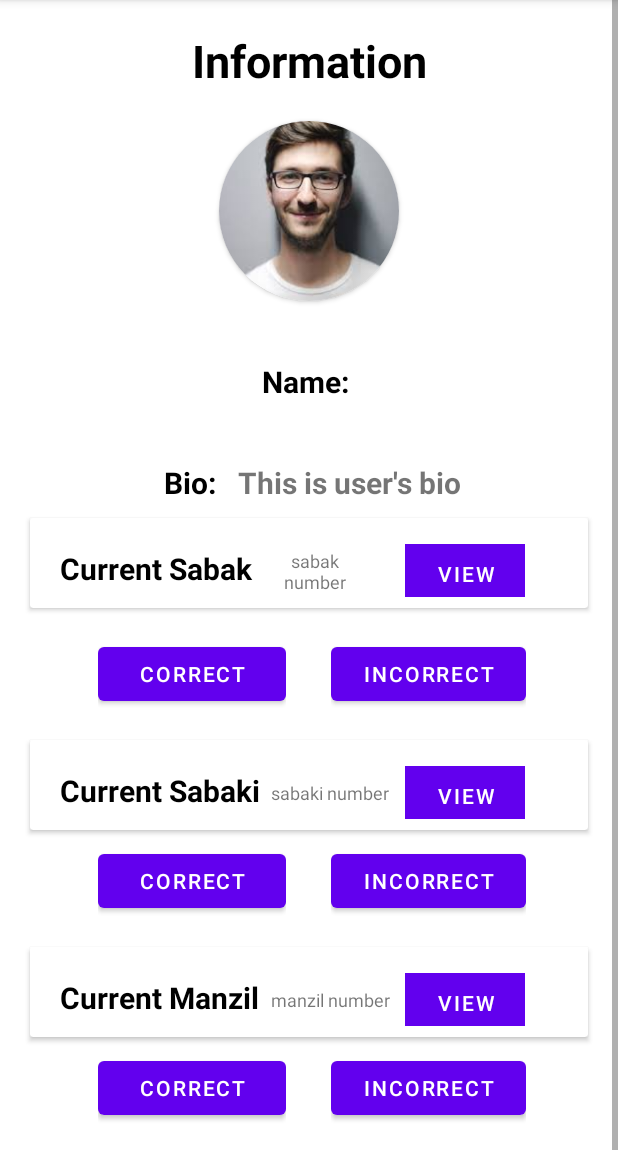
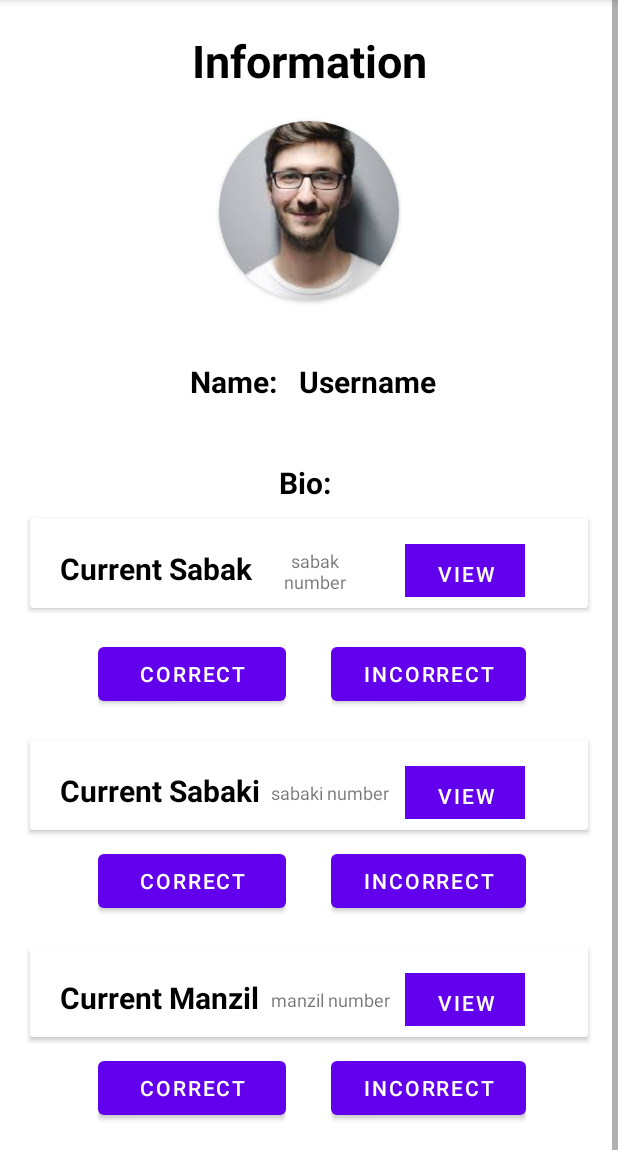
Before and after one commit to AAMNATARIQ/QuranRecordApplication, an Android app: the UserInformation screen opened directly, with no data from a screen before it, on a phone screen of 412 x 824 dp, the part 84-1236 px from its top. Run offline under Robolectric (Android 15) with nearby library versions, the phone set to English and light mode, and no system bars; 1 statement that could not run was skipped.

Commit message:
changing color of text and adding data to text views

```diff
--- a/app/src/main/java/amnatariq/org/myquranapplication/UserInformation.java
+++ b/app/src/main/java/amnatariq/org/myquranapplication/UserInformation.java
@@ -38,10 +38,10 @@ public class UserInformation extends AppCompatActivity{
         btninc3 = (Button)findViewById(R.id.btnincorrectmanzil);
 
 
-        String username = getIntent().getStringExtra("studentName");
+        String username = getIntent().getStringExtra("studentName")
         tvname.setText(username);
         String userbio = getIntent().getStringExtra("studentBio");
-        tvname.setText(userbio);
+        tvbio.setText(userbio);
 
 
         btnv1.setOnClickListener(new View.OnClickListener() {
--- a/app/src/main/res/layout/activity_user_information.xml
+++ b/app/src/main/res/layout/activity_user_information.xml
@@ -69,6 +69,7 @@
                     android:layout_height="wrap_content"
                     android:paddingTop="40dp"
                     android:text="Username "
+                    android:textColor="@color/black"
                     android:textSize="20dp"
                     android:textStyle="bold"
                     android:paddingLeft="10dp">
@@ -95,6 +96,7 @@
                     android:layout_width="wrap_content"
                     android:layout_height="wrap_content"
                     android:paddingTop="40dp"
+                    android:textColor="@color/black"
                     android:text="This is user's bio "
                     android:textSize="20dp"
                     android:textStyle="bold"
```
